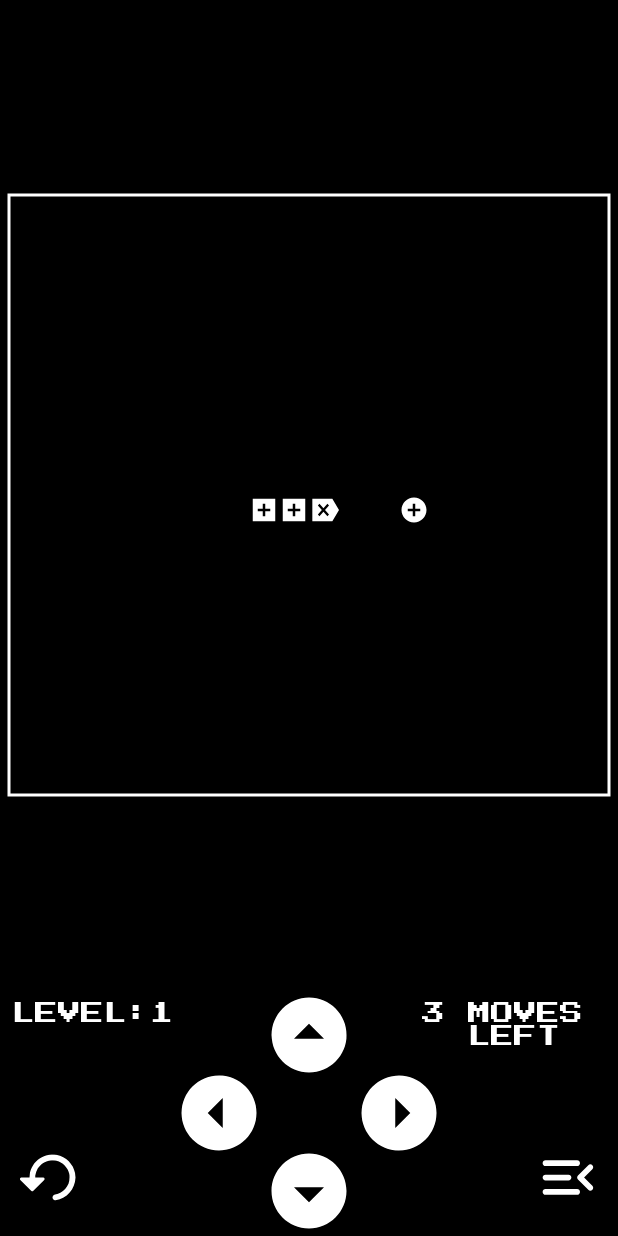
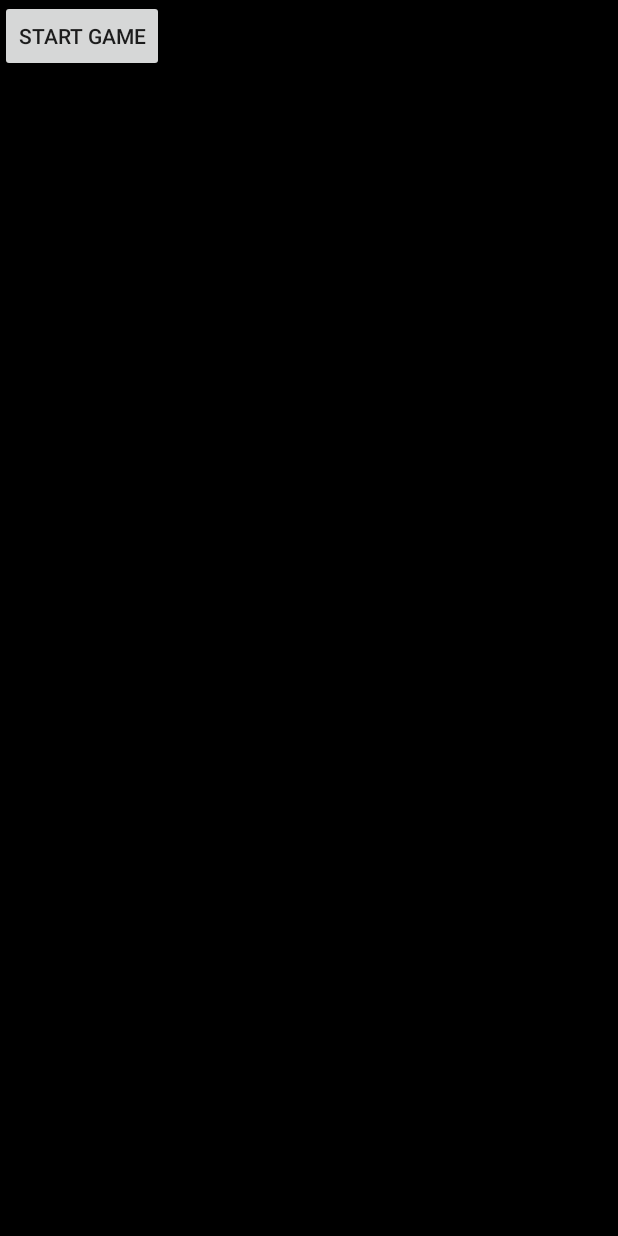
Before and after one commit to nijatismayilzada/different-snake-game, an Android app: the screen it shows after launch (MainActivity), on a phone screen of 412 x 824 dp. Run offline under Robolectric (Android 15) with nearby library versions, the phone set to English and light mode, and no system bars.

Commit message:
add second intent to contain game menu

```diff
--- a/app/src/main/AndroidManifest.xml
+++ b/app/src/main/AndroidManifest.xml
@@ -9,6 +9,7 @@
         android:roundIcon="@mipmap/ic_launcher_round"
         android:supportsRtl="true"
         android:theme="@style/AppTheme">
+        <activity android:name=".GameActivity"></activity>
         <activity android:name=".MainActivity">
             <intent-filter>
                 <action android:name="android.intent.action.MAIN" />
@@ -16,6 +17,7 @@
                 <category android:name="android.intent.category.LAUNCHER" />
             </intent-filter>
         </activity>
+
         <meta-data
             android:name="preloaded_fonts"
             android:resource="@array/preloaded_fonts" />
--- a/app/src/main/res/layout/activity_main.xml
+++ b/app/src/main/res/layout/activity_main.xml
@@ -8,132 +8,11 @@
     tools:context=".MainActivity">
 
 
-    <RelativeLayout
-        android:id="@+id/board"
-        android:layout_width="match_parent"
-        android:layout_height="wrap_content"
-        android:layout_above="@id/controls">
 
-
-        <ImageView
-            android:id="@+id/boardHolder"
-            android:layout_width="match_parent"
-            android:layout_height="match_parent" />
-    </RelativeLayout>
-
-    <RelativeLayout
-        android:id="@+id/controls"
-        android:layout_width="match_parent"
-        android:layout_height="wrap_content"
-        android:layout_alignParentBottom="true">
-
-        <TextView
-            android:id="@+id/level"
-            android:layout_width="wrap_content"
-            android:layout_height="wrap_content"
-            android:layout_alignParentStart="true"
-            android:layout_alignParentTop="true"
-            android:layout_marginStart="@dimen/marginMini"
-            android:layout_marginTop="@dimen/marginMini"
-            android:fontFamily="@font/press_start_2p"
-            android:text="@string/level"
-            android:textColor="@color/colorBoardLine"
-            android:textSize="@dimen/bigText" />
-
-        <TextView
-            android:id="@+id/levelHolder"
-            android:layout_width="wrap_content"
-            android:layout_height="wrap_content"
-            android:layout_marginTop="@dimen/marginMini"
-            android:layout_toEndOf="@id/level"
-            android:fontFamily="@font/press_start_2p"
-            android:textColor="@color/colorBoardLine"
-            android:textSize="@dimen/bigText" />
-
-        <TextView
-            android:id="@+id/moves"
-            android:layout_width="wrap_content"
-            android:layout_height="wrap_content"
-            android:layout_alignParentTop="true"
-            android:layout_alignParentEnd="true"
-            android:layout_marginTop="@dimen/marginMini"
-            android:layout_marginEnd="@dimen/marginMini"
-            android:fontFamily="@font/press_start_2p"
-            android:text="@string/moves"
-            android:textColor="@color/colorBoardLine"
-            android:textSize="@dimen/bigText" />
-
-        <TextView
-            android:id="@+id/movesHolder"
-            android:layout_width="wrap_content"
-            android:layout_height="wrap_content"
-            android:layout_marginTop="@dimen/marginMini"
-            android:layout_toStartOf="@id/moves"
-            android:fontFamily="@font/press_start_2p"
-            android:textColor="@color/colorBoardLine"
-            android:textSize="@dimen/bigText" />
-
-        <ImageButton
-            android:id="@+id/replay"
-            android:layout_width="@dimen/buttonSmall"
-            android:layout_height="@dimen/buttonSmall"
-            android:layout_below="@id/upButton"
-            android:layout_alignParentStart="true"
-            android:layout_marginStart="@dimen/buttonMargin10"
-            android:layout_marginTop="@dimen/buttonMargin20"
-            android:background="@drawable/ic_replay_white_24dp"
-            android:rotation="270" />
-
-        <ImageButton
-            android:id="@+id/menu"
-            android:layout_width="@dimen/buttonSmall"
-            android:layout_height="@dimen/buttonSmall"
-            android:layout_below="@id/upButton"
-            android:layout_alignParentEnd="true"
-            android:layout_marginTop="@dimen/buttonMargin20"
-            android:layout_marginEnd="@dimen/buttonMargin10"
-            android:background="@drawable/ic_menu_open_white_24dp" />
-
-        <ImageButton
-            android:id="@+id/upButton"
-            android:layout_width="@dimen/button"
-            android:layout_height="@dimen/button"
-            android:layout_centerHorizontal="true"
-            android:layout_marginBottom="@dimen/buttonMargin"
-            android:background="@drawable/ic_arrow_drop_down_circle_24px"
-            android:onClick="moveUp"
-            android:rotation="180" />
-
-        <ImageButton
-            android:id="@+id/downButton"
-            android:layout_width="@dimen/button"
-            android:layout_height="@dimen/button"
-            android:layout_below="@id/upButton"
-            android:layout_centerHorizontal="true"
-            android:layout_marginTop="@dimen/buttonMargin"
-            android:background="@drawable/ic_arrow_drop_down_circle_24px"
-            android:onClick="moveDown" />
-
-        <ImageButton
-            android:id="@+id/leftButton"
-            android:layout_width="@dimen/button"
-            android:layout_height="@dimen/button"
-            android:layout_centerVertical="true"
-            android:layout_toStartOf="@id/upButton"
-            android:background="@drawable/ic_arrow_drop_down_circle_24px"
-            android:onClick="moveLeft"
-            android:rotation="90" />
-
-        <ImageButton
-            android:id="@+id/rightButton"
-            android:layout_width="@dimen/button"
-            android:layout_height="@dimen/button"
-            android:layout_centerVertical="true"
-            android:layout_toEndOf="@id/upButton"
-            android:background="@drawable/ic_arrow_drop_down_circle_24px"
-            android:onClick="moveRight"
-            android:rotation="270" />
-
-    </RelativeLayout>
+    <Button
+        android:id="@+id/specialButton"
+        android:text="@string/start_game"
+        android:layout_width="wrap_content"
+        android:layout_height="wrap_content"/>
 
 </RelativeLayout>
--- a/app/src/main/res/values/strings.xml
+++ b/app/src/main/res/values/strings.xml
@@ -4,4 +4,5 @@
     <string name="done">Done!</string>
     <string name="level">LEVEL:</string>
     <string name="moves">\ MOVES \n LEFT</string>
+    <string name="start_game">start game</string>
 </resources>
```
Also changed, not shown: app/src/main/java/com/thepot/differentsnakegame/Board.java (+66 -14 lines), app/src/main/java/com/thepot/differentsnakegame/GameActivity.java (added, +26 -0 lines), app/src/main/java/com/thepot/differentsnakegame/MainActivity.java (+18 -41 lines), app/src/main/res/layout/activity_game.xml (added, +135 -0 lines).
